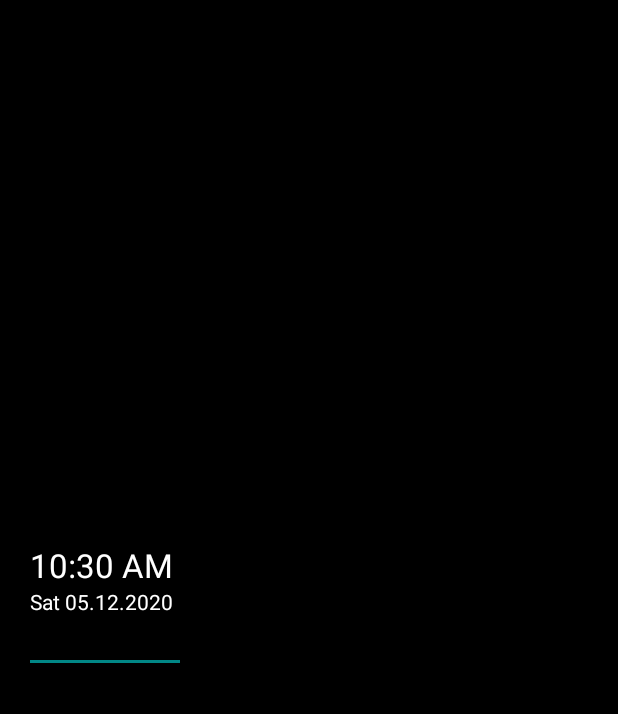
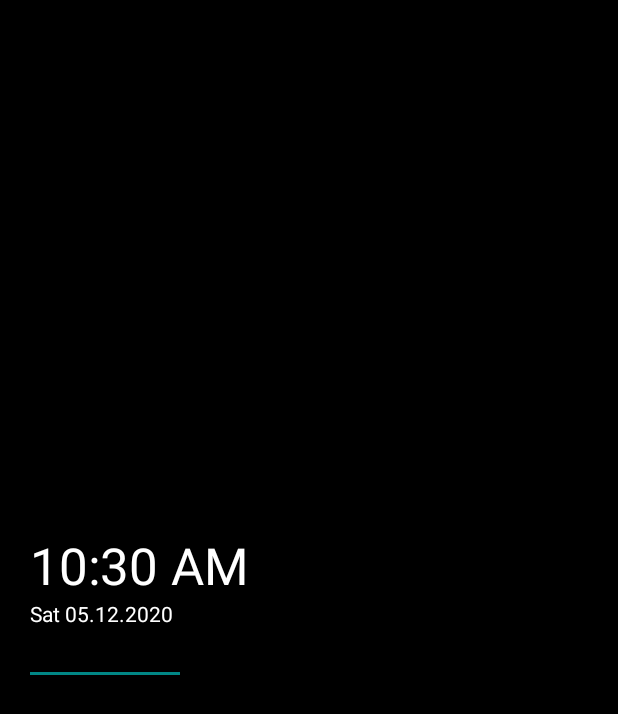
Before and after one commit to galczo5/min-launcher, an Android app: the screen it shows after launch (MainActivity), on a phone screen of 412 x 824 dp. Shown: the top 714 px of the screen. Run offline under Robolectric (Android 15) with nearby library versions, the phone set to English and light mode, and no system bars.

Commit message:
Refactor of resources

```diff
--- a/app/src/main/java/com/minlauncher/min/fragments/AppList.kt
+++ b/app/src/main/java/com/minlauncher/min/fragments/AppList.kt
@@ -75,12 +75,14 @@ class AppList : Fragment() {
             val label = resolveInfo.loadLabel(packageManager).toString()
             val icon = resolveInfo.loadIcon(packageManager)
 
-            val labelFirstLetter = label[0].toUpperCase().toString();
+            val labelFirstLetter = label[0].toUpperCase().toString()
 
             if (!labelFirstLetter.isDigitsOnly() && headingLetter != labelFirstLetter) {
-                headingLetter = labelFirstLetter;
+                headingLetter = labelFirstLetter
                 items.add(AppListItem(labelFirstLetter, null, ShapeDrawable(), true))
                 alphabet.add(AlphabetItem(i, labelFirstLetter, false))
+            } else if (labelFirstLetter.isDigitsOnly() && headingLetter != labelFirstLetter) {
+                items.add(AppListItem("0-9", null, ShapeDrawable(), true))
             }
 
             val packageName = resolveInfo.activityInfo.packageName
--- a/app/src/main/res/layout/fragment_home.xml
+++ b/app/src/main/res/layout/fragment_home.xml
@@ -3,8 +3,7 @@
     xmlns:tools="http://schemas.android.com/tools"
     android:layout_width="match_parent"
     android:layout_height="match_parent"
-    tools:context=".fragments.Home"
-    android:background="@color/black">
+    tools:context=".fragments.Home">
 
     <LinearLayout
         android:layout_width="match_parent"
@@ -16,7 +15,7 @@
         <TextClock
             android:layout_width="wrap_content"
             android:layout_height="wrap_content"
-            android:textAppearance="@style/TextAppearance.AppCompat.Large"
+            android:textAppearance="@style/TextAppearance.AppCompat.Display1"
             android:textColor="@color/white" />
 
         <TextClock
--- a/app/src/main/res/layout/home_list_item.xml
+++ b/app/src/main/res/layout/home_list_item.xml
@@ -1,6 +1,5 @@
 <?xml version="1.0" encoding="utf-8"?>
 <androidx.constraintlayout.widget.ConstraintLayout xmlns:android="http://schemas.android.com/apk/res/android"
-    xmlns:app="http://schemas.android.com/apk/res-auto"
     android:layout_width="match_parent"
     android:layout_height="wrap_content"
     android:background="@color/black">
@@ -15,8 +14,7 @@
             android:layout_width="match_parent"
             android:layout_height="wrap_content"
             android:layout_gravity="center"
-            android:text="Test"
-            android:textAppearance="@style/TextAppearance.AppCompat.Display2"
+            android:textAppearance="@style/TextAppearance.AppCompat.Display1"
             android:textColor="@color/white" />
 
     </LinearLayout>
```
